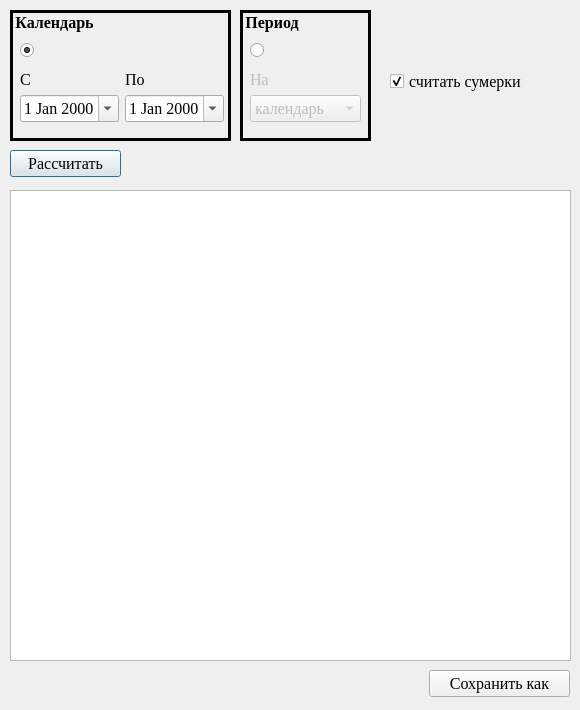
Qt form dialogtableview.ui (serg-lar/sun-moon-time) before a commit.
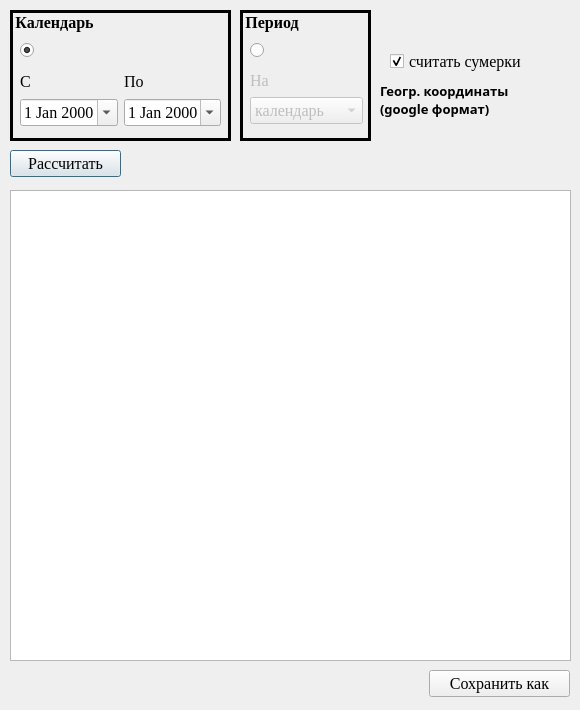
The same form after that commit. Icons and pictures are not drawn.

Commit message: sun-moon-time 30 ноября 2018 Поправлен показ лунного времени. Добавлен опциональный показ геогр. координат.

```diff
--- a/dialogtableview.ui
+++ b/dialogtableview.ui
@@ -115,8 +115,8 @@
      <rect>
       <x>10</x>
       <y>60</y>
-      <width>111</width>
-      <height>52</height>
+      <width>113</width>
+      <height>56</height>
      </rect>
     </property>
     <property name="font">
@@ -257,8 +257,8 @@
      <rect>
       <x>10</x>
       <y>60</y>
-      <width>204</width>
-      <height>54</height>
+      <width>201</width>
+      <height>58</height>
      </rect>
     </property>
     <property name="font">
@@ -431,7 +431,7 @@
    <property name="geometry">
     <rect>
      <x>390</x>
-     <y>70</y>
+     <y>50</y>
      <width>171</width>
      <height>22</height>
     </rect>
@@ -449,6 +449,44 @@
     <bool>true</bool>
    </property>
   </widget>
+  <widget class="QLabel" name="labelGeoCoords">
+   <property name="geometry">
+    <rect>
+     <x>380</x>
+     <y>80</y>
+     <width>181</width>
+     <height>41</height>
+    </rect>
+   </property>
+   <property name="font">
+    <font>
+     <family>Sans Serif</family>
+     <pointsize>10</pointsize>
+     <weight>75</weight>
+     <bold>true</bold>
+    </font>
+   </property>
+   <property name="text">
+    <string>&lt;html&gt;&lt;head/&gt;&lt;body&gt;&lt;p&gt;Геогр. координаты&lt;br&gt;(google формат)&lt;/p&gt;&lt;/body&gt;&lt;/html&gt;</string>
+   </property>
+  </widget>
+  <widget class="QLabel" name="labelGeoCoordsValue">
+   <property name="geometry">
+    <rect>
+     <x>380</x>
+     <y>120</y>
+     <width>171</width>
+     <height>21</height>
+    </rect>
+   </property>
+   <property name="font">
+    <font>
+     <pointsize>10</pointsize>
+     <weight>75</weight>
+     <bold>true</bold>
+    </font>
+   </property>
+  </widget>
  </widget>
  <tabstops>
   <tabstop>pushButtonCalculate</tabstop>
```
The commit also changes 4 other files.
